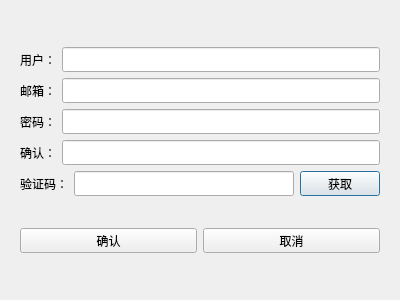
Above: registerdialog.ui from Ycyofmine/QWei before the change. Below: the same form after it.
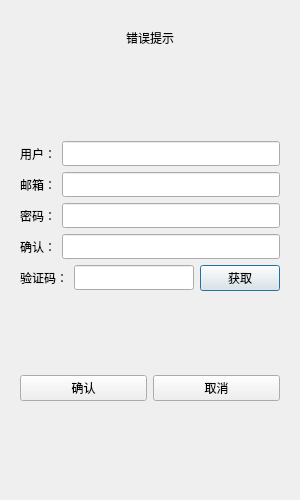
That is the form after the change.

```diff
--- a/registerdialog.ui
+++ b/registerdialog.ui
@@ -6,10 +6,22 @@
    <rect>
     <x>0</x>
     <y>0</y>
-    <width>400</width>
-    <height>300</height>
+    <width>300</width>
+    <height>500</height>
    </rect>
   </property>
+  <property name="minimumSize">
+   <size>
+    <width>300</width>
+    <height>500</height>
+   </size>
+  </property>
+  <property name="maximumSize">
+   <size>
+    <width>300</width>
+    <height>500</height>
+   </size>
+  </property>
   <property name="windowTitle">
    <string>Dialog</string>
   </property>
@@ -20,6 +32,22 @@
       <widget class="QStackedWidget" name="stackedWidget">
        <widget class="QWidget" name="page">
         <layout class="QVBoxLayout" name="verticalLayout_2">
+         <item>
+          <widget class="QWidget" name="widget" native="true">
+           <layout class="QVBoxLayout" name="verticalLayout_3">
+            <item>
+             <widget class="QLabel" name="err_tip">
+              <property name="text">
+               <string>错误提示</string>
+              </property>
+              <property name="alignment">
+               <set>Qt::AlignmentFlag::AlignCenter</set>
+              </property>
+             </widget>
+            </item>
+           </layout>
+          </widget>
+         </item>
          <item>
           <spacer name="verticalSpacer">
            <property name="orientation">
```
Left out of the diff: 2 changed lines with no effect on the pictures.
